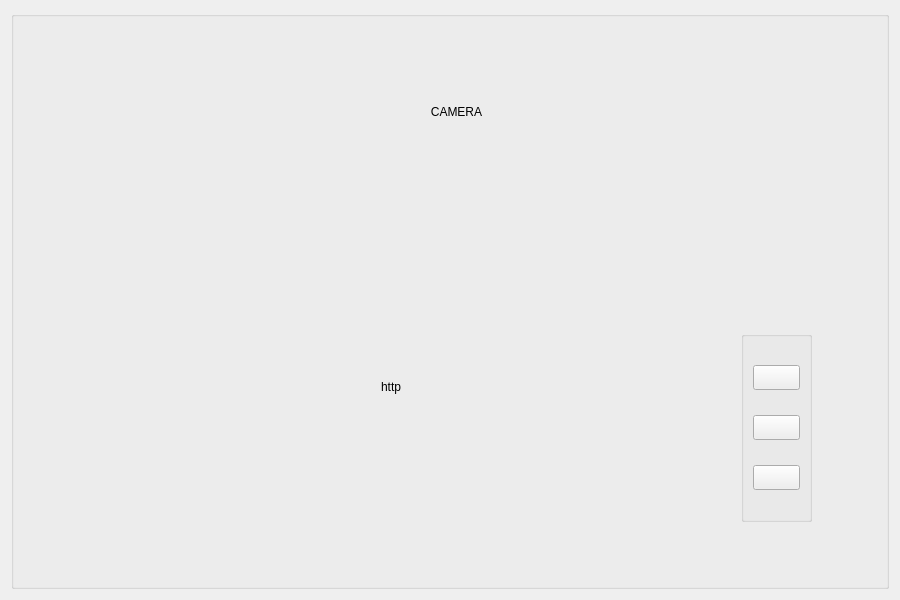
The window that PORT_MODE/camera.ui (SARS-CLASSIFY/qt_raspi) describes before a commit, drawn with Qt 5.
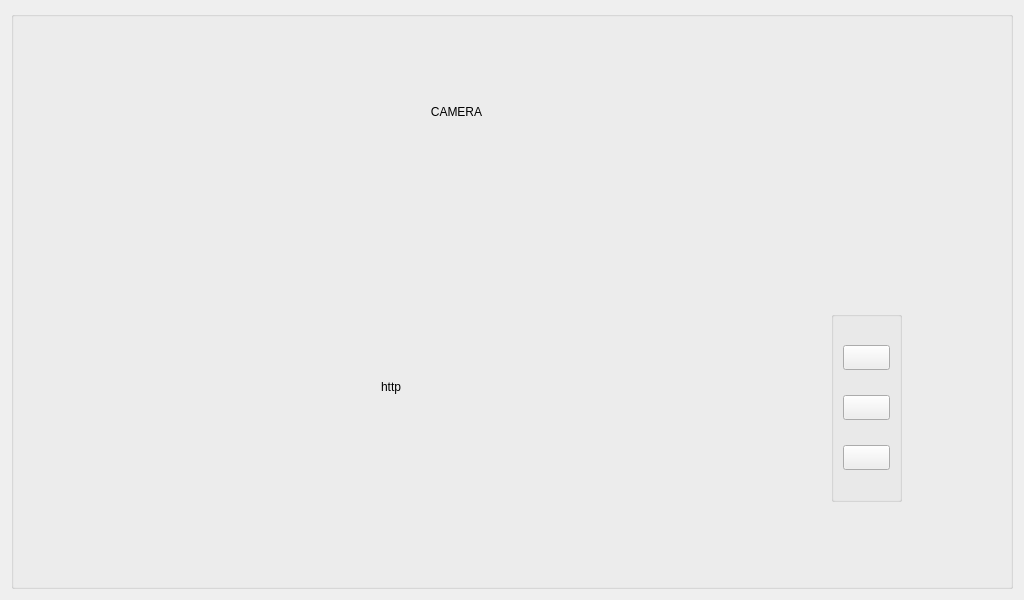
The same window after the commit.

```diff
--- a/PORT_MODE/camera.ui
+++ b/PORT_MODE/camera.ui
@@ -6,7 +6,7 @@
    <rect>
     <x>0</x>
     <y>0</y>
-    <width>900</width>
+    <width>1024</width>
     <height>600</height>
    </rect>
   </property>
@@ -22,8 +22,8 @@
      <widget class="QGroupBox" name="groupBox">
       <property name="geometry">
        <rect>
-        <x>730</x>
-        <y>320</y>
+        <x>820</x>
+        <y>300</y>
         <width>71</width>
         <height>191</height>
        </rect>
```
